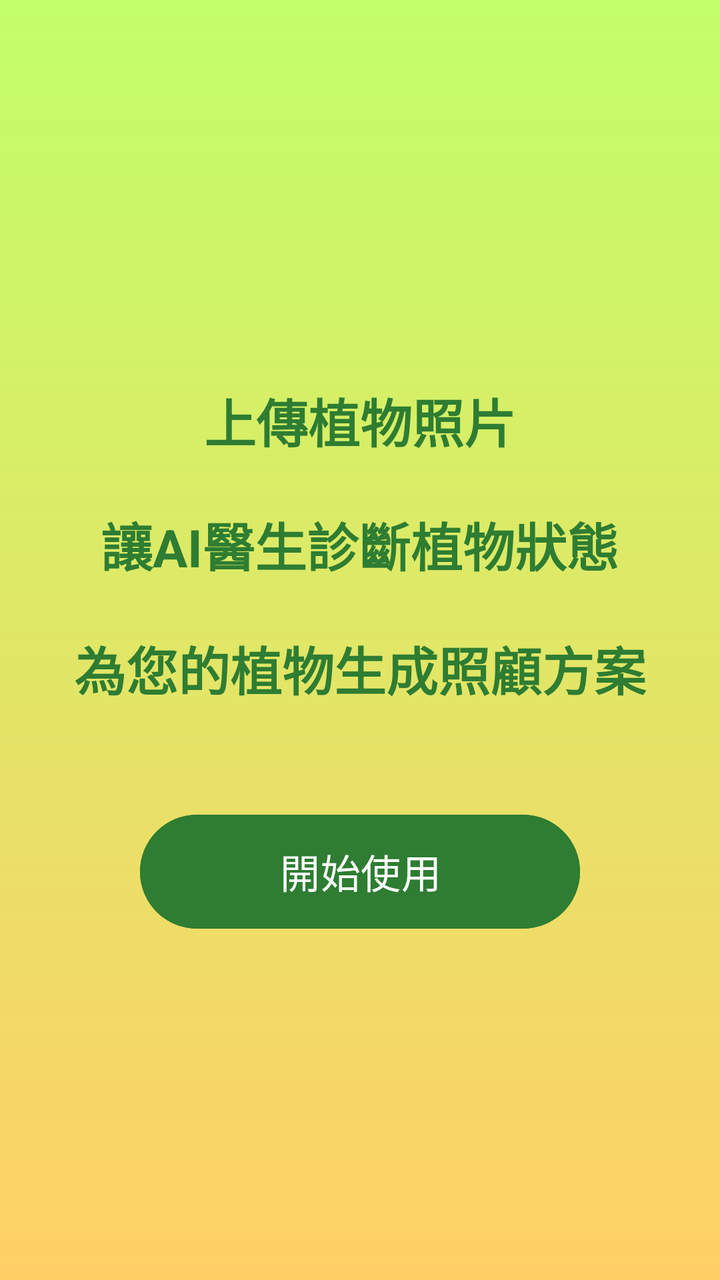
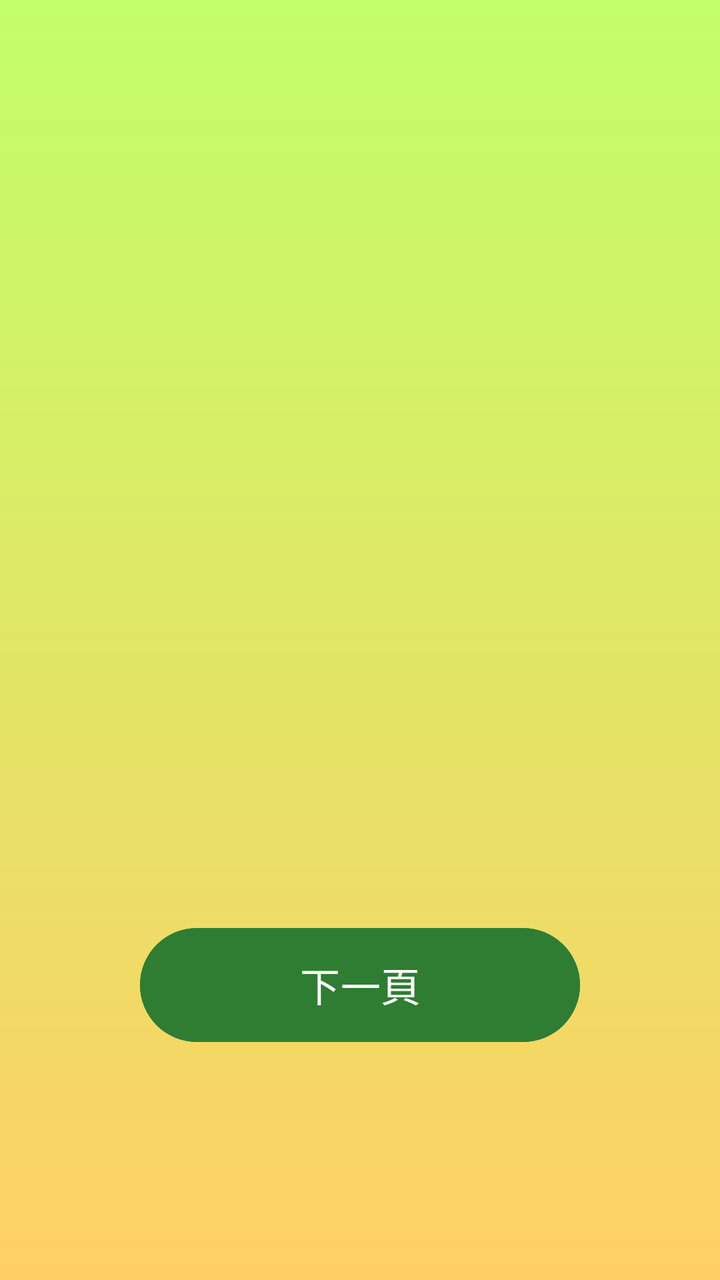

The first picture is an Android layout as it rendered before a commit; the second is the same layout after the commit. The layout source and the unified diff follow.
<!-- AndroidManifest.xml: application theme Theme.PlantDoctor -->
<!-- res/layout/activity_intro.xml -->
<?xml version="1.0" encoding="utf-8"?>
<androidx.constraintlayout.widget.ConstraintLayout
    xmlns:android="http://schemas.android.com/apk/res/android"
    xmlns:app="http://schemas.android.com/apk/res-auto"
    xmlns:tools="http://schemas.android.com/tools"
    android:layout_width="match_parent"
    android:layout_height="match_parent"
    android:background="@drawable/gradient_background"
    tools:context=".IntroActivity">

    <LinearLayout
        android:id="@+id/layout_intro_text"
        android:layout_width="wrap_content"
        android:layout_height="wrap_content"
        android:orientation="vertical"
        android:gravity="center"
        app:layout_constraintTop_toTopOf="parent"
        app:layout_constraintBottom_toBottomOf="parent"
        app:layout_constraintStart_toStartOf="parent"
        app:layout_constraintEnd_toEndOf="parent"
        app:layout_constraintVertical_bias="0.4">

        <TextView
            android:layout_width="wrap_content"
            android:layout_height="wrap_content"
            android:text="上傳植物照片"
            android:textSize="26sp"
            android:textColor="#2E7D32"
            android:textStyle="bold"
            android:layout_marginBottom="24dp" />

        <TextView
            android:layout_width="wrap_content"
            android:layout_height="wrap_content"
            android:text="讓AI醫生診斷植物狀態"
            android:textSize="26sp"
            android:textColor="#2E7D32"
            android:textStyle="bold"
            android:layout_marginBottom="24dp" />

        <TextView
            android:layout_width="wrap_content"
            android:layout_height="wrap_content"
            android:text="為您的植物生成照顧方案"
            android:textSize="26sp"
            android:textColor="#2E7D32"
            android:textStyle="bold" />
    </LinearLayout>

    <Button
        android:id="@+id/btn_start"
        android:layout_width="220dp"
        android:layout_height="65dp"
        android:text="開始使用"
        android:textSize="20sp"
        android:textColor="#FFFFFF"
        android:backgroundTint="#2E7D32"
        android:layout_marginTop="50dp"
        app:layout_constraintTop_toBottomOf="@+id/layout_intro_text"
        app:layout_constraintStart_toStartOf="parent"
        app:layout_constraintEnd_toEndOf="parent" />

</androidx.constraintlayout.widget.ConstraintLayout>
<!-- resources referenced by this layout -->
<resources>
  <!-- drawable gradient_background (drawable) -->
  <?xml version="1.0" encoding="utf-8"?>
  <shape xmlns:android="http://schemas.android.com/apk/res/android"
      android:shape="rectangle">
      <gradient
          android:startColor="#C2FF68"
          android:endColor="#FFCF66"
          android:angle="270" /> </shape>
  <style name="Theme.PlantDoctor" parent="Base.Theme.PlantDoctor" />
  <style name="Base.Theme.PlantDoctor" parent="Theme.Material3.DayNight.NoActionBar">
          
          
      </style>
</resources>

<!-- the commit's change to res/layout/activity_intro.xml (unified diff, before → after) -->
@@ -8,56 +8,36 @@
     android:background="@drawable/gradient_background"
     tools:context=".IntroActivity">
 
-    <LinearLayout
-        android:id="@+id/layout_intro_text"
-        android:layout_width="wrap_content"
-        android:layout_height="wrap_content"
-        android:orientation="vertical"
-        android:gravity="center"
+    <androidx.viewpager2.widget.ViewPager2
+        android:id="@+id/viewPager_intro"
+        android:layout_width="match_parent"
+        android:layout_height="match_parent"
         app:layout_constraintTop_toTopOf="parent"
         app:layout_constraintBottom_toBottomOf="parent"
         app:layout_constraintStart_toStartOf="parent"
-        app:layout_constraintEnd_toEndOf="parent"
-        app:layout_constraintVertical_bias="0.4">
+        app:layout_constraintEnd_toEndOf="parent" />
 
-        <TextView
-            android:layout_width="wrap_content"
-            android:layout_height="wrap_content"
-            android:text="上傳植物照片"
-            android:textSize="26sp"
-            android:textColor="#2E7D32"
-            android:textStyle="bold"
-            android:layout_marginBottom="24dp" />
-
-        <TextView
-            android:layout_width="wrap_content"
-            android:layout_height="wrap_content"
-            android:text="讓AI醫生診斷植物狀態"
-            android:textSize="26sp"
-            android:textColor="#2E7D32"
-            android:textStyle="bold"
-            android:layout_marginBottom="24dp" />
-
-        <TextView
-            android:layout_width="wrap_content"
-            android:layout_height="wrap_content"
-            android:text="為您的植物生成照顧方案"
-            android:textSize="26sp"
-            android:textColor="#2E7D32"
-            android:textStyle="bold" />
-    </LinearLayout>
+    <LinearLayout
+        android:id="@+id/layout_indicators"
+        android:layout_width="wrap_content"
+        android:layout_height="wrap_content"
+        android:orientation="horizontal"
+        android:layout_marginBottom="16dp"
+        app:layout_constraintBottom_toTopOf="@+id/btn_start"
+        app:layout_constraintStart_toStartOf="parent"
+        app:layout_constraintEnd_toEndOf="parent" />
 
     <Button
         android:id="@+id/btn_start"
         android:layout_width="220dp"
         android:layout_height="65dp"
-        android:text="開始使用"
+        android:text="下一頁"
         android:textSize="20sp"
         android:textColor="#FFFFFF"
         android:backgroundTint="#2E7D32"
-        android:layout_marginTop="50dp"
-        app:layout_constraintTop_toBottomOf="@+id/layout_intro_text"
+        app:layout_constraintTop_toTopOf="parent"
+        app:layout_constraintBottom_toBottomOf="parent"
         app:layout_constraintStart_toStartOf="parent"
-        app:layout_constraintEnd_toEndOf="parent" />
-
+        app:layout_constraintEnd_toEndOf="parent"
+        app:layout_constraintVertical_bias="0.80" />
 </androidx.constraintlayout.widget.ConstraintLayout>
